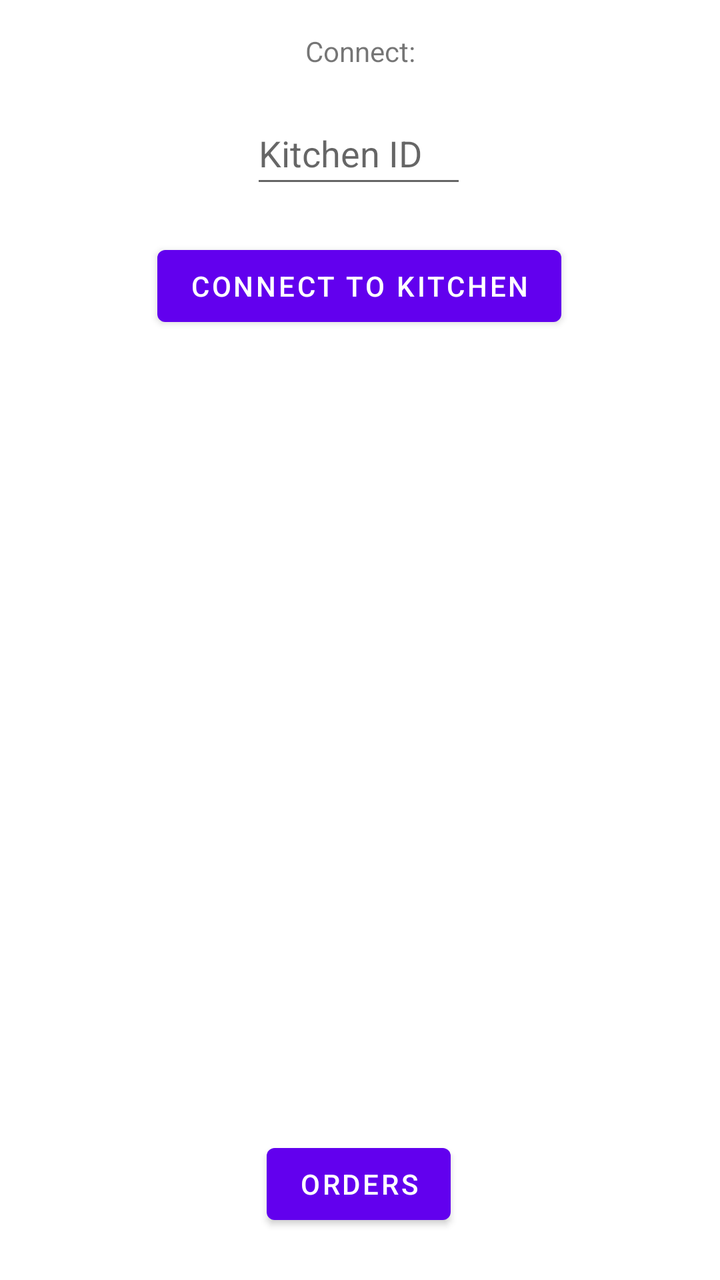
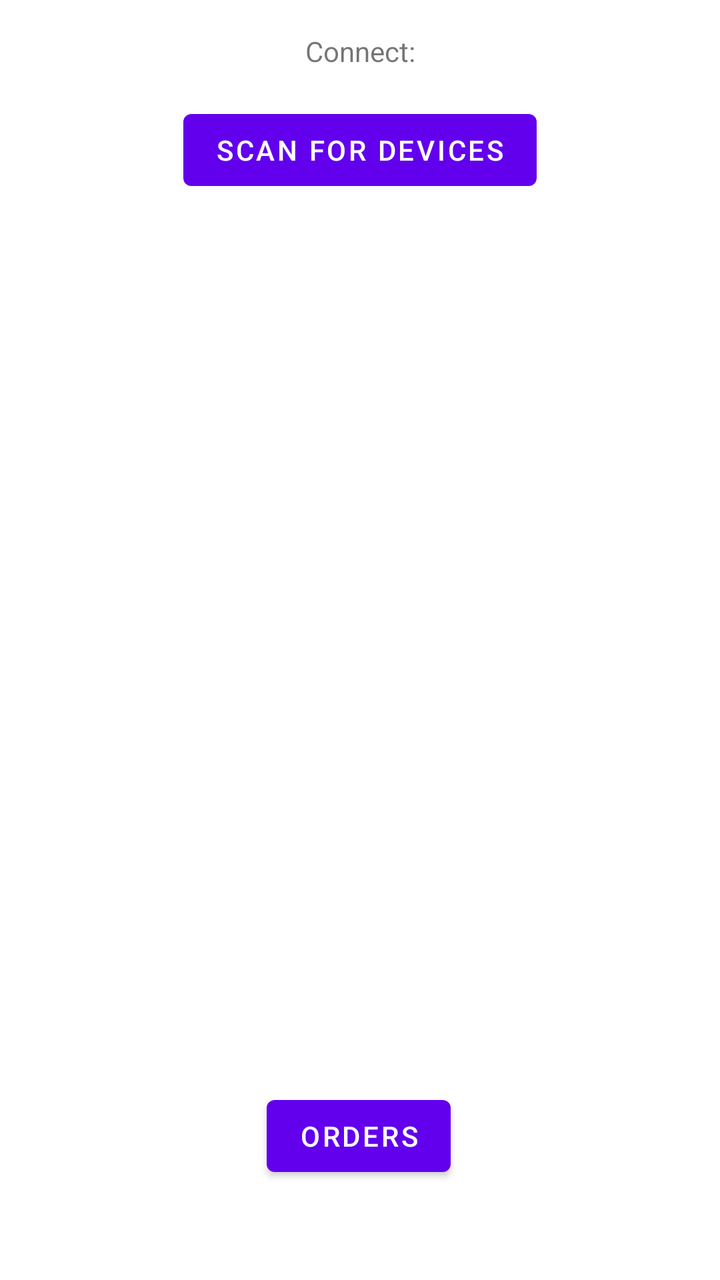

An Android layout rendered at two revisions. The XML below is the earlier revision; the diff shows what the commit changed to produce the second picture.
<!-- AndroidManifest.xml: application theme Theme.OrderappWaiter -->
<!-- res/layout/fragment_second.xml -->
<?xml version="1.0" encoding="utf-8"?>
<androidx.constraintlayout.widget.ConstraintLayout xmlns:android="http://schemas.android.com/apk/res/android"
    xmlns:app="http://schemas.android.com/apk/res-auto"
    xmlns:tools="http://schemas.android.com/tools"
    android:layout_width="match_parent"
    android:layout_height="match_parent"
    tools:context=".SecondFragment">

    <Button
        android:id="@+id/button_second"
        android:layout_width="wrap_content"
        android:layout_height="wrap_content"
        android:layout_marginBottom="24dp"
        android:text="@string/previous"
        app:layout_constraintBottom_toBottomOf="parent"
        app:layout_constraintEnd_toEndOf="parent"
        app:layout_constraintHorizontal_bias="0.498"
        app:layout_constraintStart_toStartOf="parent" />

    <TextView
        android:id="@+id/titleSecond"
        android:layout_width="wrap_content"
        android:layout_height="wrap_content"
        android:layout_marginTop="16dp"
        android:text="Connect:"
        app:layout_constraintEnd_toEndOf="parent"
        app:layout_constraintHorizontal_bias="0.5"
        app:layout_constraintStart_toStartOf="parent"
        app:layout_constraintTop_toTopOf="parent" />

    <EditText
        android:id="@+id/serverId"
        android:layout_width="108dp"
        android:layout_height="48dp"
        android:layout_marginTop="16dp"
        android:ems="10"
        android:hint="Kitchen ID"
        android:inputType="number"
        app:layout_constraintEnd_toEndOf="parent"
        app:layout_constraintHorizontal_bias="0.498"
        app:layout_constraintStart_toStartOf="parent"
        app:layout_constraintTop_toBottomOf="@+id/titleSecond" />

    <Button
        android:id="@+id/connect"
        android:layout_width="wrap_content"
        android:layout_height="wrap_content"
        android:layout_marginTop="20dp"
        android:text="Connect To Kitchen"
        app:layout_constraintEnd_toEndOf="parent"
        app:layout_constraintHorizontal_bias="0.498"
        app:layout_constraintStart_toStartOf="parent"
        app:layout_constraintTop_toBottomOf="@+id/serverId" />

    <ProgressBar
        android:id="@+id/progressBar"
        style="?android:attr/progressBarStyle"
        android:layout_width="wrap_content"
        android:layout_height="wrap_content"
        android:layout_marginTop="40dp"
        android:alpha="0"
        app:layout_constraintEnd_toEndOf="parent"
        app:layout_constraintHorizontal_bias="0.498"
        app:layout_constraintStart_toStartOf="parent"
        app:layout_constraintTop_toBottomOf="@+id/connect" />
</androidx.constraintlayout.widget.ConstraintLayout>
<!-- resources referenced by this layout -->
<resources>
  <string name="previous">Orders</string>
  <style name="Theme.OrderappWaiter" parent="Theme.MaterialComponents.DayNight.DarkActionBar">
          
          <item name="colorPrimary">@color/purple_500</item>
          <item name="colorPrimaryVariant">@color/purple_700</item>
          <item name="colorOnPrimary">@color/white</item>
          
          <item name="colorSecondary">@color/teal_200</item>
          <item name="colorSecondaryVariant">@color/teal_700</item>
          <item name="colorOnSecondary">@color/black</item>
          
          <item name="android:statusBarColor">?attr/colorPrimaryVariant</item>
          
      </style>
  <color name="purple_500">#FF6200EE</color>
  <color name="purple_700">#FF3700B3</color>
  <color name="white">#FFFFFFFF</color>
  <color name="teal_200">#FF03DAC5</color>
  <color name="teal_700">#FF018786</color>
  <color name="black">#FF000000</color>
</resources>

<!-- the commit's change to res/layout/fragment_second.xml (unified diff, before → after) -->
@@ -10,7 +10,7 @@
         android:id="@+id/button_second"
         android:layout_width="wrap_content"
         android:layout_height="wrap_content"
-        android:layout_marginBottom="24dp"
+        android:layout_marginBottom="48dp"
         android:text="@string/previous"
         app:layout_constraintBottom_toBottomOf="parent"
         app:layout_constraintEnd_toEndOf="parent"
@@ -28,39 +28,47 @@
         app:layout_constraintStart_toStartOf="parent"
         app:layout_constraintTop_toTopOf="parent" />
 
-    <EditText
-        android:id="@+id/serverId"
-        android:layout_width="108dp"
-        android:layout_height="48dp"
+    <Button
+        android:id="@+id/scan"
+        android:layout_width="wrap_content"
+        android:layout_height="wrap_content"
         android:layout_marginTop="16dp"
-        android:ems="10"
-        android:hint="Kitchen ID"
-        android:inputType="number"
+        android:text="Scan For Devices"
         app:layout_constraintEnd_toEndOf="parent"
-        app:layout_constraintHorizontal_bias="0.498"
         app:layout_constraintStart_toStartOf="parent"
         app:layout_constraintTop_toBottomOf="@+id/titleSecond" />
 
-    <Button
-        android:id="@+id/connect"
-        android:layout_width="wrap_content"
-        android:layout_height="wrap_content"
-        android:layout_marginTop="20dp"
-        android:text="Connect To Kitchen"
+    <ScrollView
+        android:layout_width="378dp"
+        android:layout_height="422dp"
+        android:layout_marginTop="32dp"
         app:layout_constraintEnd_toEndOf="parent"
-        app:layout_constraintHorizontal_bias="0.498"
         app:layout_constraintStart_toStartOf="parent"
-        app:layout_constraintTop_toBottomOf="@+id/serverId" />
+        app:layout_constraintTop_toBottomOf="@+id/progressBar">
+
+        <LinearLayout
+            android:layout_width="match_parent"
+            android:layout_height="wrap_content"
+            android:orientation="vertical">
+
+            <TableLayout
+                android:id="@+id/deviceTable"
+                android:layout_width="match_parent"
+                android:layout_height="362dp"
+                android:layout_marginTop="32dp" />
+        </LinearLayout>
+    </ScrollView>
 
     <ProgressBar
         android:id="@+id/progressBar"
-        style="?android:attr/progressBarStyle"
-        android:layout_width="wrap_content"
-        android:layout_height="wrap_content"
-        android:layout_marginTop="40dp"
-        android:alpha="0"
+        style="?android:attr/progressBarStyleHorizontal"
+        android:layout_width="143dp"
+        android:layout_height="23dp"
+        android:layout_marginTop="16dp"
+        android:visibility="invisible"
         app:layout_constraintEnd_toEndOf="parent"
-        app:layout_constraintHorizontal_bias="0.498"
+        app:layout_constraintHorizontal_bias="0.492"
         app:layout_constraintStart_toStartOf="parent"
-        app:layout_constraintTop_toBottomOf="@+id/connect" />
+        app:layout_constraintTop_toBottomOf="@+id/scan" />
+
 </androidx.constraintlayout.widget.ConstraintLayout>
